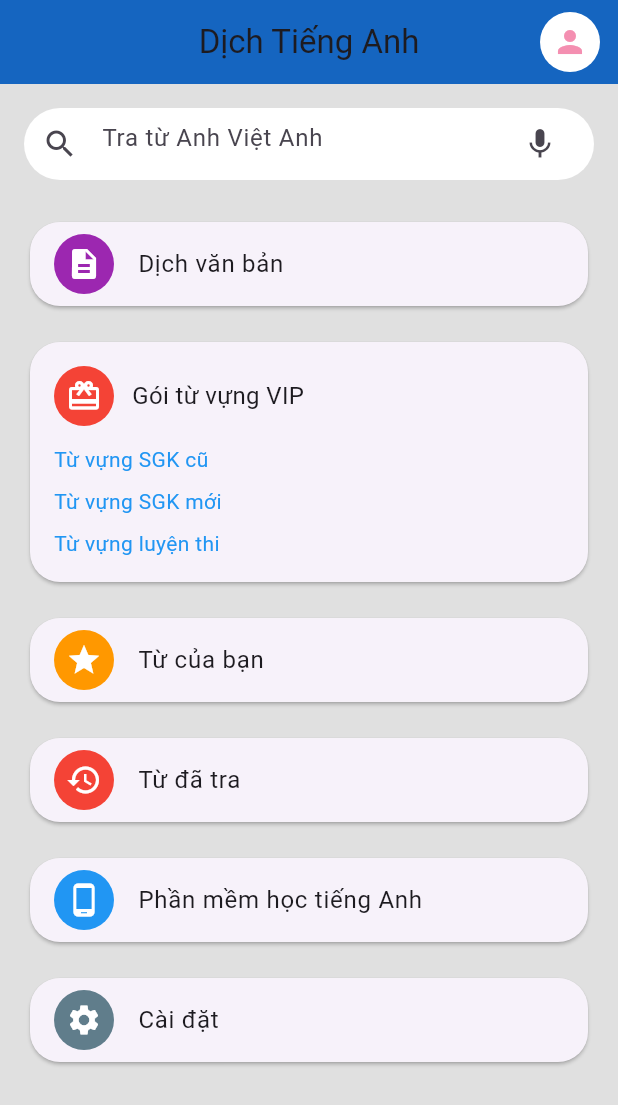
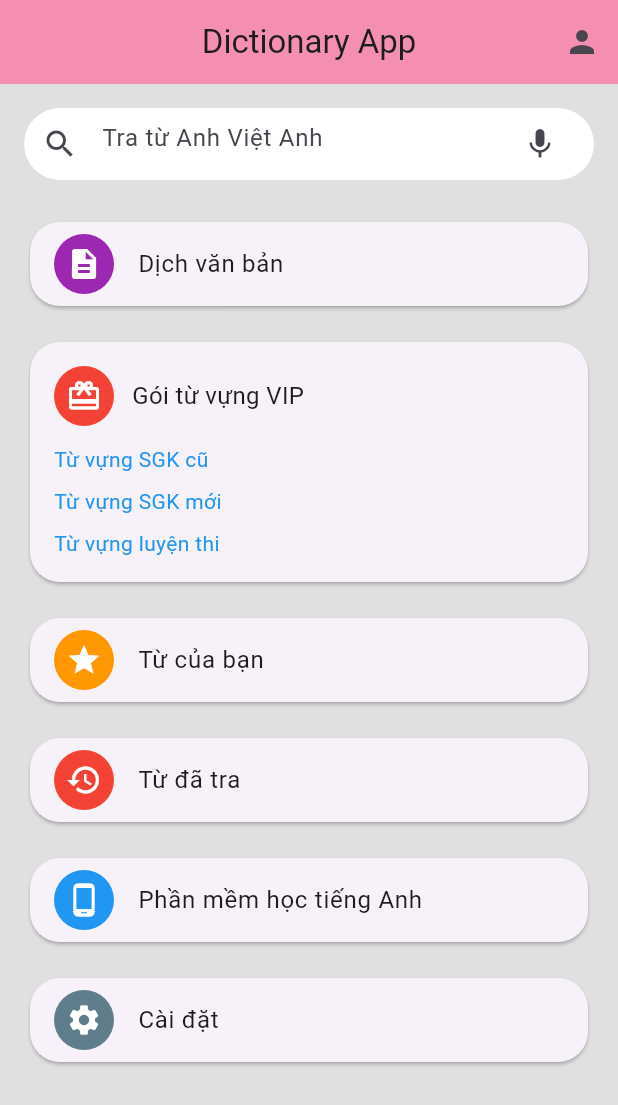
Before and after one commit to quanhne31/2025_2_LTTBDD_N02_Nhom_2, a Flutter app: the screen it shows after launch, on a phone screen of 412 x 824 dp. Shown: the top 1105 px of the screen. Run offline on Flutter 3.47's test engine with Material 3 defaults, Android fonts, the phone set to English and light mode, and no system bars.

Commit message:
Tìm kiếm

```diff
--- /dev/null
+++ b/lib/models/word_model.dart
@@ -0,0 +1,18 @@
+class WordModel {
+  final String word;
+  final String phonetic;
+  final String type;
+  final String meaning;
+  final String grammar;
+  final List<String> synonyms;
+  final String specialty;
+  WordModel({
+    required this.word,
+    required this.phonetic,
+    required this.type,
+    required this.meaning,
+    required this.grammar,
+    required this.synonyms,
+    required this.specialty,
+  });
+}
--- a/lib/screens/home_screen.dart
+++ b/lib/screens/home_screen.dart
@@ -1,7 +1,56 @@
 import 'package:flutter/material.dart';
+import 'account_screen.dart';
+import 'detail_screen.dart';
+import 'package:dictionary_app/models/word_model.dart';
 
-class HomeScreen extends StatelessWidget {
+class HomeScreen extends StatefulWidget {
   const HomeScreen({super.key});
+
+  @override
+  State<HomeScreen> createState() => _HomeScreenState();
+}
+
+class _HomeScreenState extends State<HomeScreen> {
+  TextEditingController controller = TextEditingController();
+  List<WordModel> allWords = [
+    WordModel(
+      word: "eye",
+      phonetic: "/aɪ/",
+      type: "noun",
+      meaning: "Mắt",
+      grammar: "Danh từ đếm được",
+      synonyms: ["vision", "sight"],
+      specialty: "Y học",
+    ),
+    WordModel(
+      word: "energy",
+      phonetic: "/ˈenərdʒi/",
+      type: "noun",
+      meaning: "Năng lượng",
+      grammar: "Danh từ không đếm được",
+      synonyms: ["power", "strength"],
+      specialty: "Vật lý",
+    ),
+  ];
+
+  List<WordModel> filteredWords = [];
+
+  @override
+  void initState() {
+    super.initState();
+
+    controller.addListener(() {
+      setState(() {
+        filteredWords = allWords
+            .where(
+              (word) => word.word.toLowerCase().startsWith(
+                controller.text.toLowerCase(),
+              ),
+            )
+            .toList();
+      });
+    });
+  }
 
   @override
   Widget build(BuildContext context) {
@@ -9,16 +58,18 @@ class HomeScreen extends StatelessWidget {
       backgroundColor: Colors.grey[300],
 
       appBar: AppBar(
-        backgroundColor: Colors.blue[800],
-        title: const Text("Dịch Tiếng Anh"),
+        backgroundColor: Colors.pink[200],
+        title: const Text("Dictionary App"),
         centerTitle: true,
         actions: [
-          Padding(
-            padding: const EdgeInsets.only(right: 12),
-            child: CircleAvatar(
-              backgroundColor: Colors.white,
-              child: Icon(Icons.person, color: Colors.pink[200]),
-            ),
+          IconButton(
+            icon: const Icon(Icons.person),
+            onPressed: () {
+              Navigator.push(
+                context,
+                MaterialPageRoute(builder: (context) => const AccountScreen()),
+              );
+            },
           ),
         ],
       ),
@@ -35,7 +86,8 @@ class HomeScreen extends StatelessWidget {
                   color: Colors.white,
                   borderRadius: BorderRadius.circular(25),
                 ),
-                child: const TextField(
+                child: TextField(
+                  controller: controller,
                   decoration: InputDecoration(
                     icon: Icon(Icons.search),
                     hintText: "Tra từ Anh Việt Anh",
@@ -45,6 +97,35 @@ class HomeScreen extends StatelessWidget {
                 ),
               ),
             ),
+            if (controller.text.isNotEmpty)
+              Container(
+                height: 250,
+                margin: const EdgeInsets.symmetric(horizontal: 16),
+                decoration: BoxDecoration(
+                  color: Colors.blue[700],
+                  borderRadius: BorderRadius.circular(15),
+                ),
+                child: ListView.builder(
+                  itemCount: filteredWords.length,
+                  itemBuilder: (context, index) {
+                    return ListTile(
+                      title: Text(
+                        filteredWords[index].word,
+                        style: const TextStyle(color: Colors.white),
+                      ),
+                      onTap: () {
+                        Navigator.push(
+                          context,
+                          MaterialPageRoute(
+                            builder: (context) =>
+                                DetailScreen(word: filteredWords[index]),
+                          ),
+                        );
+                      },
+                    );
+                  },
+                ),
+              ),
 
             /// MENU ITEMS
             buildMenuItem(Icons.description, Colors.purple, "Dịch văn bản"),
```
Also changed, not shown: lib/screens/account_screen.dart (added, +56 -0 lines), lib/screens/detail_screen.dart (added, +58 -0 lines), lib/services/word_service.dart (added, +34 -0 lines).
